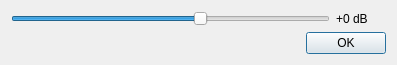
Before: the Qt Designer form src/mumble/UserLocalVolumeDialog.ui in mumble-voip/mumble, drawn with Qt 5.
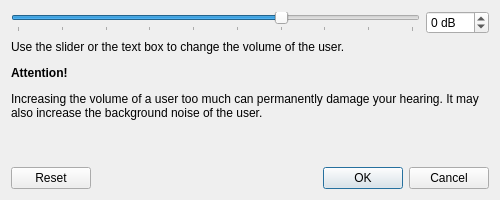
After: the same form once the commit is applied.

Commit message: Improve local user volume adjustment.

```diff
--- a/src/mumble/UserLocalVolumeDialog.ui
+++ b/src/mumble/UserLocalVolumeDialog.ui
@@ -1,13 +1,13 @@
 <?xml version="1.0" encoding="UTF-8"?>
 <ui version="4.0">
  <class>UserLocalVolumeDialog</class>
- <widget class="QDialog" name="UserLocalVolumeDialog">
+ <widget class="QWidget" name="UserLocalVolumeDialog">
   <property name="geometry">
    <rect>
     <x>0</x>
     <y>0</y>
-    <width>397</width>
-    <height>45</height>
+    <width>500</width>
+    <height>200</height>
    </rect>
   </property>
   <layout class="QGridLayout">
@@ -19,11 +19,14 @@
      <property name="whatsThis">
       <string>&lt;b&gt;Adjust the volume of other users locally&lt;/b&gt;&lt;br /&gt;Mumble supports adjusting the volume of other users locally.</string>
      </property>
+     <property name="styleSheet">
+      <string notr="true"/>
+     </property>
      <property name="minimum">
-      <number>-30</number>
+      <number>-60</number>
      </property>
      <property name="maximum">
-      <number>20</number>
+      <number>30</number>
      </property>
      <property name="value">
       <number>0</number>
@@ -31,28 +34,56 @@
      <property name="orientation">
       <enum>Qt::Horizontal</enum>
      </property>
+     <property name="tickPosition">
+      <enum>QSlider::TicksBelow</enum>
+     </property>
+     <property name="tickInterval">
+      <number>10</number>
+     </property>
+    </widget>
+   </item>
+   <item row="2" column="0" colspan="2" alignment="Qt::AlignBottom">
+    <widget class="QDialogButtonBox" name="qbbUserLocalVolume">
+     <property name="orientation">
+      <enum>Qt::Horizontal</enum>
+     </property>
+     <property name="standardButtons">
+      <set>QDialogButtonBox::Cancel|QDialogButtonBox::Ok|QDialogButtonBox::Reset</set>
+     </property>
+     <property name="centerButtons">
+      <bool>false</bool>
+     </property>
     </widget>
    </item>
    <item row="0" column="1">
+    <widget class="QSpinBox" name="qsbUserLocalVolume">
+     <property name="toolTip">
+      <string>Local volume for other users</string>
+     </property>
+     <property name="whatsThis">
+      <string>&lt;b&gt;Adjust the volume of other users locally&lt;/b&gt;&lt;br /&gt;Mumble supports adjusting the volume of other users locally.</string>
+     </property>
+     <property name="suffix">
+      <string> dB</string>
+     </property>
+     <property name="minimum">
+      <number>-60</number>
+     </property>
+     <property name="maximum">
+      <number>30</number>
+     </property>
+    </widget>
+   </item>
+   <item row="1" column="0" colspan="2">
     <widget class="QLabel" name="qlUserLocalVolume">
-     <property name="minimumSize">
-      <size>
-       <width>50</width>
-       <height>0</height>
-      </size>
-     </property>
      <property name="text">
-      <string notr="true">+0 dB</string>
+      <string>&lt;html&gt;&lt;head/&gt;&lt;body&gt;&lt;p&gt;Use the slider or the text box to change the volume of the user.&lt;/p&gt;&lt;p&gt;&lt;span style=&quot;font-weight:600;&quot;&gt;Attention!&lt;/span&gt;&lt;/p&gt;&lt;p&gt;Increasing the volume of a user too much can permanently damage your hearing. It may also increase the background noise of the user.&lt;/p&gt;&lt;/body&gt;&lt;/html&gt;</string>
      </property>
-    </widget>
-   </item>
-   <item row="1" column="0" colspan="2">
-    <widget class="QDialogButtonBox" name="qbbButtons">
-     <property name="orientation">
-      <enum>Qt::Horizontal</enum>
+     <property name="alignment">
+      <set>Qt::AlignLeading|Qt::AlignLeft|Qt::AlignVCenter</set>
      </property>
-     <property name="standardButtons">
-      <set>QDialogButtonBox::Ok</set>
+     <property name="wordWrap">
+      <bool>true</bool>
      </property>
     </widget>
    </item>
```
Left out of the diff: 19 changed lines with no effect on the pictures. The commit also changes 3 other files.
